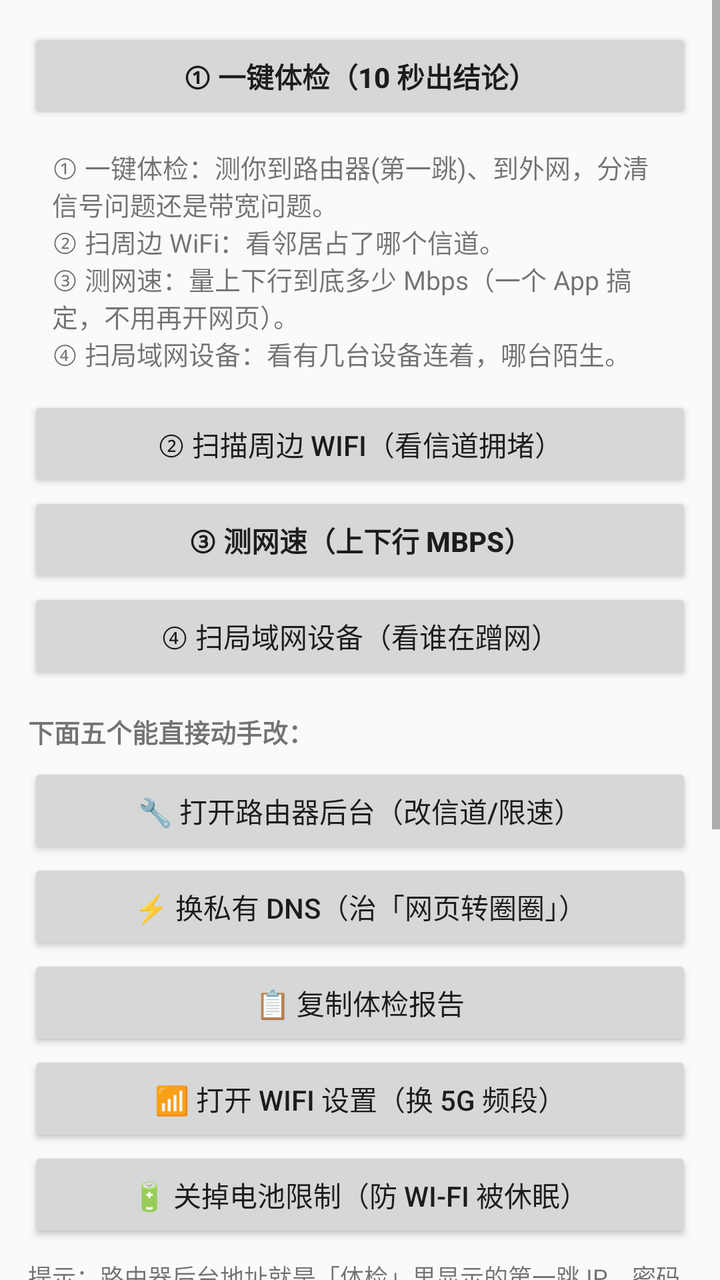
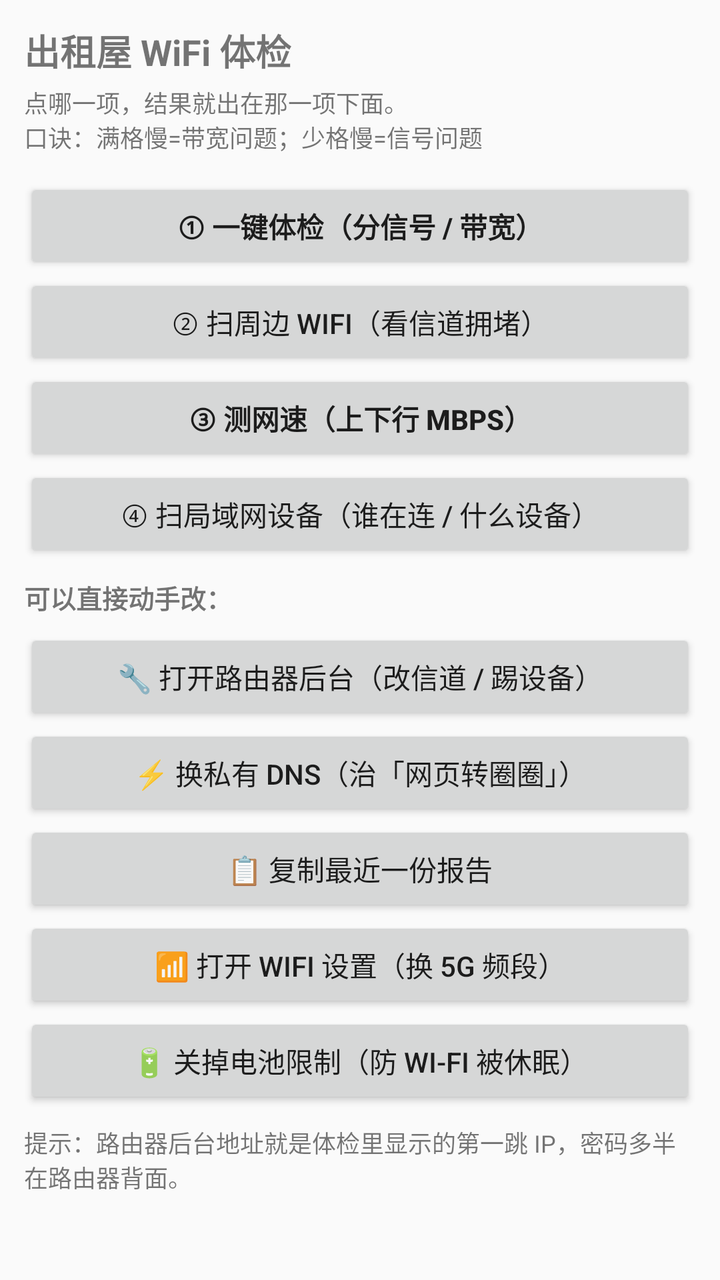

The first picture is an Android layout as it rendered before a commit; the second is the same layout after the commit. The layout source and the unified diff follow.
<!-- AndroidManifest.xml: application theme Theme.AppCompat.DayNight.NoActionBar -->
<!-- res/layout/activity_main.xml -->
<?xml version="1.0" encoding="utf-8"?>
<ScrollView xmlns:android="http://schemas.android.com/apk/res/android"
    android:layout_width="match_parent"
    android:layout_height="match_parent"
    android:fillViewport="true">

    <LinearLayout
        android:orientation="vertical"
        android:padding="14dp"
        android:layout_width="match_parent"
        android:layout_height="wrap_content">

        <Button
            android:id="@+id/check"
            android:text="① 一键体检（10 秒出结论）"
            android:textStyle="bold"
            android:layout_width="match_parent"
            android:layout_height="wrap_content" />

        <TextView
            android:id="@+id/verdict"
            android:text="① 一键体检：测你到路由器(第一跳)、到外网，分清信号问题还是带宽问题。\n② 扫周边 WiFi：看邻居占了哪个信道。\n③ 测网速：量上下行到底多少 Mbps（一个 App 搞定，不用再开网页）。\n④ 扫局域网设备：看有几台设备连着，哪台陌生。"
            android:padding="12dp"
            android:textSize="13sp"
            android:layout_width="match_parent"
            android:layout_height="wrap_content" />

        <Button
            android:id="@+id/scan"
            android:text="② 扫描周边 WiFi（看信道拥堵）"
            android:layout_width="match_parent"
            android:layout_height="wrap_content" />

        <Button
            android:id="@+id/btnSpeed"
            android:text="③ 测网速（上下行 Mbps）"
            android:textStyle="bold"
            android:layout_width="match_parent"
            android:layout_height="wrap_content" />

        <Button
            android:id="@+id/btnDevScan"
            android:text="④ 扫局域网设备（看谁在蹭网）"
            android:layout_width="match_parent"
            android:layout_height="wrap_content" />

        <TextView
            android:text="下面五个能直接动手改："
            android:paddingTop="14dp"
            android:paddingBottom="6dp"
            android:textSize="13sp"
            android:textStyle="bold"
            android:layout_width="match_parent"
            android:layout_height="wrap_content" />

        <Button
            android:id="@+id/btnRouter"
            android:text="🔧 打开路由器后台（改信道/限速）"
            android:layout_width="match_parent"
            android:layout_height="wrap_content" />

        <Button
            android:id="@+id/btnDns"
            android:text="⚡ 换私有 DNS（治「网页转圈圈」）"
            android:layout_width="match_parent"
            android:layout_height="wrap_content" />

        <Button
            android:id="@+id/btnCopy"
            android:text="📋 复制体检报告"
            android:layout_width="match_parent"
            android:layout_height="wrap_content" />

        <Button
            android:id="@+id/btnWifiSet"
            android:text="📶 打开 WiFi 设置（换 5G 频段）"
            android:layout_width="match_parent"
            android:layout_height="wrap_content" />

        <Button
            android:id="@+id/btnBattery"
            android:text="🔋 关掉电池限制（防 Wi-Fi 被休眠）"
            android:layout_width="match_parent"
            android:layout_height="wrap_content" />

        <TextView
            android:id="@+id/tvTip"
            android:text="提示：路由器后台地址就是「体检」里显示的第一跳 IP，密码多半在路由器背面。"
            android:paddingTop="8dp"
            android:paddingBottom="10dp"
            android:textSize="12sp"
            android:layout_width="match_parent"
            android:layout_height="wrap_content" />

        <ListView
            android:id="@+id/list"
            android:layout_width="match_parent"
            android:layout_height="300dp" />
    </LinearLayout>
</ScrollView>
<!-- resources referenced by this layout -->
<resources>

</resources>

<!-- the commit's change to res/layout/activity_main.xml (unified diff, before → after) -->
@@ -1,36 +1,118 @@
 <?xml version="1.0" encoding="utf-8"?>
 <ScrollView xmlns:android="http://schemas.android.com/apk/res/android"
+    android:id="@+id/scroll"
     android:layout_width="match_parent"
     android:layout_height="match_parent"
     android:fillViewport="true">
 
     <LinearLayout
         android:orientation="vertical"
-        android:padding="14dp"
+        android:padding="12dp"
         android:layout_width="match_parent"
         android:layout_height="wrap_content">
 
+        <TextView
+            android:text="出租屋 WiFi 体检"
+            android:textSize="18sp"
+            android:textStyle="bold"
+            android:paddingBottom="4dp"
+            android:layout_width="match_parent"
+            android:layout_height="wrap_content" />
+
+        <TextView
+            android:text="点哪一项，结果就出在那一项下面。\n口诀：满格慢=带宽问题；少格慢=信号问题"
+            android:textSize="12sp"
+            android:paddingBottom="12dp"
+            android:layout_width="match_parent"
+            android:layout_height="wrap_content" />
+
+        
         <Button
             android:id="@+id/check"
-            android:text="① 一键体检（10 秒出结论）"
-            android:textStyle="bold"
-            android:layout_width="match_parent"
-            android:layout_height="wrap_content" />
-
-        <TextView
-            android:id="@+id/verdict"
-            android:text="① 一键体检：测你到路由器(第一跳)、到外网，分清信号问题还是带宽问题。\n② 扫周边 WiFi：看邻居占了哪个信道。\n③ 测网速：量上下行到底多少 Mbps（一个 App 搞定，不用再开网页）。\n④ 扫局域网设备：看有几台设备连着，哪台陌生。"
-            android:padding="12dp"
-            android:textSize="13sp"
-            android:layout_width="match_parent"
-            android:layout_height="wrap_content" />
-
+            android:text="① 一键体检（分信号 / 带宽）"
+            android:textStyle="bold"
+            android:layout_width="match_parent"
+            android:layout_height="wrap_content" />
+
+        <LinearLayout
+            android:id="@+id/boxCheck"
+            android:orientation="vertical"
+            android:visibility="gone"
+            android:background="#12000000"
+            android:padding="10dp"
+            android:layout_marginBottom="12dp"
+            android:layout_width="match_parent"
+            android:layout_height="wrap_content">
+
+            <ProgressBar
+                android:id="@+id/pbCheck"
+                style="?android:attr/progressBarStyleHorizontal"
+                android:indeterminate="true"
+                android:layout_width="match_parent"
+                android:layout_height="wrap_content" />
+
+            <TextView
+                android:id="@+id/statusCheck"
+                android:textSize="12sp"
+                android:paddingTop="6dp"
+                android:layout_width="match_parent"
+                android:layout_height="wrap_content" />
+
+            <TextView
+                android:id="@+id/resultCheck"
+                android:textSize="13sp"
+                android:paddingTop="8dp"
+                android:layout_width="match_parent"
+                android:layout_height="wrap_content" />
+        </LinearLayout>
+
+        
         <Button
             android:id="@+id/scan"
-            android:text="② 扫描周边 WiFi（看信道拥堵）"
-            android:layout_width="match_parent"
-            android:layout_height="wrap_content" />
-
+            android:text="② 扫周边 WiFi（看信道拥堵）"
+            android:layout_width="match_parent"
+            android:layout_height="wrap_content" />
+
+        <LinearLayout
+            android:id="@+id/boxScan"
+            android:orientation="vertical"
+            android:visibility="gone"
+            android:background="#12000000"
+            android:padding="10dp"
+            android:layout_marginBottom="12dp"
+            android:layout_width="match_parent"
+            android:layout_height="wrap_content">
+
+            <ProgressBar
+                android:id="@+id/pbScan"
+                style="?android:attr/progressBarStyleHorizontal"
+                android:indeterminate="true"
+                android:layout_width="match_parent"
+                android:layout_height="wrap_content" />
+
+            <TextView
+                android:id="@+id/statusScan"
+                android:textSize="12sp"
+                android:paddingTop="6dp"
+                android:layout_width="match_parent"
+                android:layout_height="wrap_content" />
+
+            <TextView
+                android:id="@+id/resultScan"
+                android:textSize="13sp"
+                android:paddingTop="8dp"
+                android:layout_width="match_parent"
+                android:layout_height="wrap_content" />
+
+            <LinearLayout
+                android:id="@+id/apList"
+                android:orientation="vertical"
+                android:paddingTop="6dp"
+                android:layout_width="match_parent"
+                android:layout_height="wrap_content" />
+        </LinearLayout>
+
+        
         <Button
             android:id="@+id/btnSpeed"
             android:text="③ 测网速（上下行 Mbps）"
@@ -38,15 +120,83 @@
             android:layout_width="match_parent"
             android:layout_height="wrap_content" />
 
+        <LinearLayout
+            android:id="@+id/boxSpeed"
+            android:orientation="vertical"
+            android:visibility="gone"
+            android:background="#12000000"
+            android:padding="10dp"
+            android:layout_marginBottom="12dp"
+            android:layout_width="match_parent"
+            android:layout_height="wrap_content">
+
+            <ProgressBar
+                android:id="@+id/pbSpeed"
+                style="?android:attr/progressBarStyleHorizontal"
+                android:indeterminate="false"
+                android:max="100"
+                android:layout_width="match_parent"
+                android:layout_height="wrap_content" />
+
+            <TextView
+                android:id="@+id/statusSpeed"
+                android:textSize="13sp"
+                android:textStyle="bold"
+                android:paddingTop="8dp"
+                android:layout_width="match_parent"
+                android:layout_height="wrap_content" />
+
+            <TextView
+                android:id="@+id/resultSpeed"
+                android:textSize="13sp"
+                android:paddingTop="8dp"
+                android:layout_width="match_parent"
+                android:layout_height="wrap_content" />
+        </LinearLayout>
+
+        
         <Button
             android:id="@+id/btnDevScan"
-            android:text="④ 扫局域网设备（看谁在蹭网）"
-            android:layout_width="match_parent"
-            android:layout_height="wrap_content" />
-
-        <TextView
-            android:text="下面五个能直接动手改："
-            android:paddingTop="14dp"
+            android:text="④ 扫局域网设备（谁在连 / 什么设备）"
+            android:layout_width="match_parent"
+            android:layout_height="wrap_content" />
+
+        <LinearLayout
+            android:id="@+id/boxDev"
+            android:orientation="vertical"
+            android:visibility="gone"
+            android:background="#12000000"
+            android:padding="10dp"
+            android:layout_marginBottom="12dp"
+            android:layout_width="match_parent"
+            android:layout_height="wrap_content">
+
+            <ProgressBar
+                android:id="@+id/pbDev"
+                style="?android:attr/progressBarStyleHorizontal"
+                android:indeterminate="true"
+                android:layout_width="match_parent"
+                android:layout_height="wrap_content" />
+
+            <TextView
+                android:id="@+id/statusDev"
+                android:textSize="12sp"
+                android:paddingTop="6dp"
+                android:layout_width="match_parent"
+                android:layout_height="wrap_content" />
+
+            <LinearLayout
+                android:id="@+id/devList"
+                android:orientation="vertical"
+                android:paddingTop="6dp"
+                android:layout_width="match_parent"
+                android:layout_height="wrap_content" />
+        </LinearLayout>
+
+        
+        <TextView
+            android:text="可以直接动手改："
+            android:paddingTop="8dp"
             android:paddingBottom="6dp"
             android:textSize="13sp"
             android:textStyle="bold"
@@ -55,7 +205,7 @@
 
         <Button
             android:id="@+id/btnRouter"
-            android:text="🔧 打开路由器后台（改信道/限速）"
+            android:text="🔧 打开路由器后台（改信道 / 踢设备）"
             android:layout_width="match_parent"
             android:layout_height="wrap_content" />
 
@@ -67,7 +217,7 @@
 
         <Button
             android:id="@+id/btnCopy"
-            android:text="📋 复制体检报告"
+            android:text="📋 复制最近一份报告"
             android:layout_width="match_parent"
             android:layout_height="wrap_content" />
 
@@ -85,16 +235,11 @@
 
         <TextView
             android:id="@+id/tvTip"
-            android:text="提示：路由器后台地址就是「体检」里显示的第一跳 IP，密码多半在路由器背面。"
+            android:text="提示：路由器后台地址就是体检里显示的第一跳 IP，密码多半在路由器背面。"
             android:paddingTop="8dp"
-            android:paddingBottom="10dp"
+            android:paddingBottom="16dp"
             android:textSize="12sp"
             android:layout_width="match_parent"
             android:layout_height="wrap_content" />
-
-        <ListView
-            android:id="@+id/list"
-            android:layout_width="match_parent"
-            android:layout_height="300dp" />
     </LinearLayout>
 </ScrollView>
